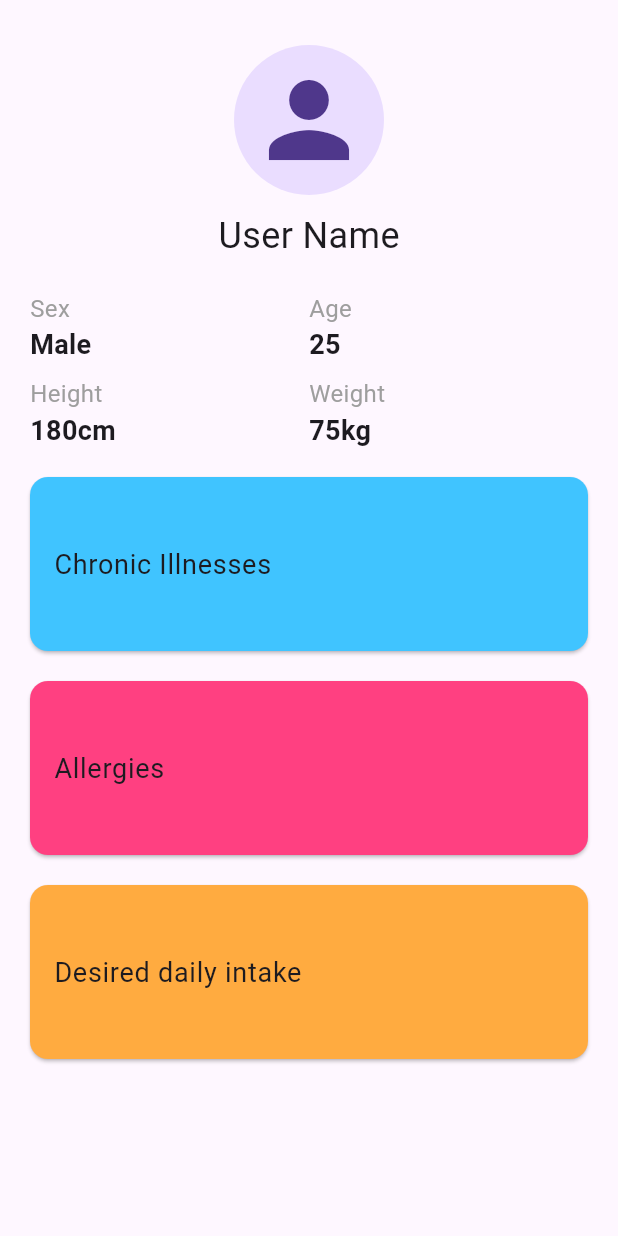
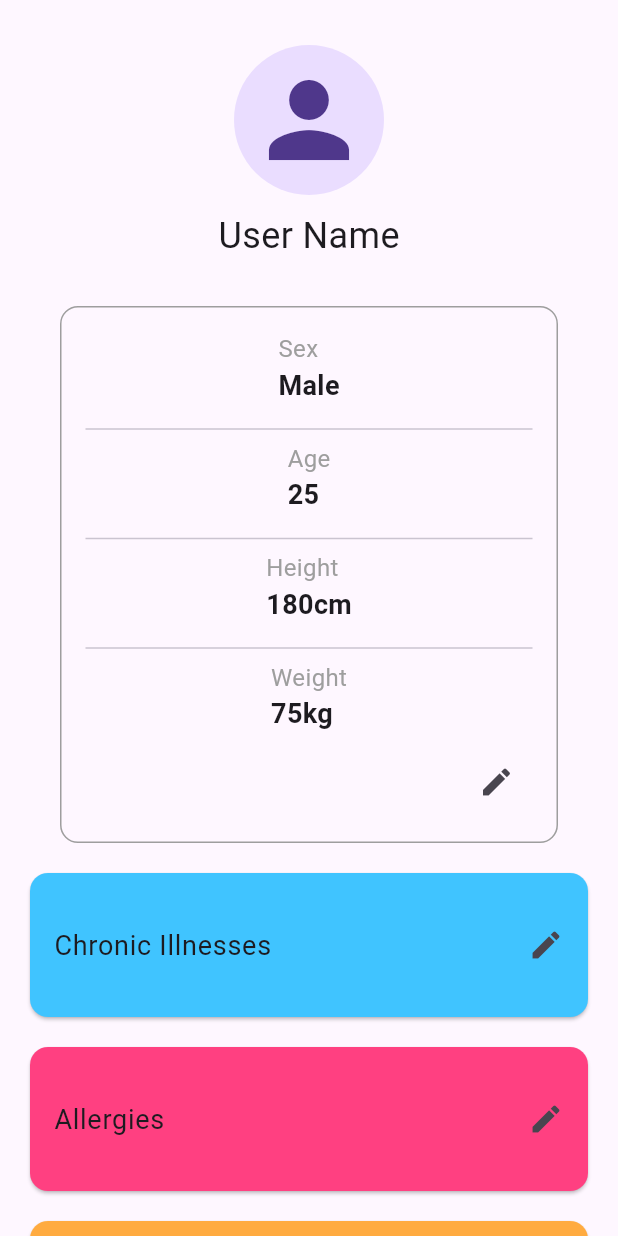
Before and after one commit to neoman-omyeon-go/Bigsasimi_FrontEnd, a Flutter app: the Profile screen opened directly, on a phone screen of 412 x 824 dp. Run offline on Flutter 3.47's test engine with Material 3 defaults, Android fonts, the phone set to English and light mode, and no system bars; our stand-ins replace dio, flutter_native_splash, flutter_secure_storage, fluttertoast; missing offline and left inert: dart:js, dart:js_interop; accounts and stored records are empty.

Commit message:
Profile edit ontab icon made

```diff
--- a/lib/profile.dart
+++ b/lib/profile.dart
@@ -15,7 +15,10 @@ class _ProfileState extends State<Profile> {
           SizedBox(height: 30),
           CircleAvatar(
             radius: 50,
-            child: Icon(Icons.person, size: 80),
+            child: GestureDetector(
+              onTap: _editProfilePicture,
+              child: Icon(Icons.person, size: 80),
+            ),
           ),
           SizedBox(height: 10),
           Center(child: Text('User Name', style: TextStyle(fontSize: 24))),
@@ -24,31 +27,36 @@ class _ProfileState extends State<Profile> {
             padding: const EdgeInsets.symmetric(horizontal: 20),
             child: Column(
               children: <Widget>[
-                Row(
-                  mainAxisAlignment: MainAxisAlignment.spaceBetween,
-                  children: const <Widget>[
-                    Expanded(
-                      child: UserInfoRow(title: 'Sex', value: 'Male'),
-                    ),
-                    Expanded(
-                      child: UserInfoRow(title: 'Age', value: '25'),
-                    ),
-                  ],
+                UserInfoSection(
+                  sex: 'Male',
+                  age: '25',
+                  height: '180cm',
+                  weight: '75kg',
+                  onEdit: () {
+                    // UserInfoSection의 Edit 버튼을 클릭했을 때의 로직
+                  },
                 ),
-                Row(
-                  mainAxisAlignment: MainAxisAlignment.spaceBetween,
-                  children: const <Widget>[
-                    Expanded(
-                      child: UserInfoRow(title: 'Height', value: '180cm'),
-                    ),
-                    Expanded(
-                      child: UserInfoRow(title: 'Weight', value: '75kg'),
-                    ),
-                  ],
+                ProfileSectionButton(
+                  title: 'Chronic Illnesses',
+                  color: Colors.lightBlueAccent,
+                  onTap: () {
+                    // Chronic Illnesses 섹션의 Edit 버튼을 클릭했을 때의 로직
+                  },
                 ),
-                ProfileSectionButton(title: 'Chronic Illnesses', color: Colors.lightBlueAccent),
-                ProfileSectionButton(title: 'Allergies', color: Colors.pinkAccent),
-                ProfileSectionButton(title: 'Desired daily intake', color: Colors.orangeAccent),
+                ProfileSectionButton(
+                  title: 'Allergies',
+                  color: Colors.pinkAccent,
+                  onTap: () {
+                    // Allergies 섹션의 Edit 버튼을 클릭했을 때의 로직
+                  },
+                ),
+                ProfileSectionButton(
+                  title: 'Desired daily intake',
+                  color: Colors.orangeAccent,
+                  onTap: () {
+                    // Desired daily intake 섹션의 Edit 버튼을 클릭했을 때의 로직
+                  },
+                ),
               ],
             ),
           ),
@@ -56,7 +64,66 @@ class _ProfileState extends State<Profile> {
       ),
     );
   }
+
+  void _editProfilePicture() async {
+    // image_picker 패키지를 사용하여 이미지를 선택하고 setState로 업데이트하는 로직을 추가
+  }
+
+  void _editSection(String title) {
+    // 각 섹션의 정보를 입력할 수 있는 화면으로 이동하는 로직을 추가
+  }
 }
+
+class EditableUserInfoRow extends StatefulWidget {
+  final String title;
+  final String value;
+
+  const EditableUserInfoRow({
+    Key? key,
+    required this.title,
+    required this.value,
+  }) : super(key: key);
+
+  @override
+  _EditableUserInfoRowState createState() => _EditableUserInfoRowState();
+}
+
+class _EditableUserInfoRowState extends State<EditableUserInfoRow> {
+  late TextEditingController _controller;
+
+  @override
+  void initState() {
+    super.initState();
+    _controller = TextEditingController(text: widget.value);
+  }
+
+  @override
+  void dispose() {
+    _controller.dispose();
+    super.dispose();
+  }
+
+  @override
+  Widget build(BuildContext context) {
+    return Row(
+      children: <Widget>[
+        Expanded(child: Text(widget.title, style: TextStyle(fontSize: 18))),
+        Expanded(
+          child: TextFormField(
+            controller: _controller,
+            decoration: InputDecoration(
+              isDense: true,
+              contentPadding: EdgeInsets.symmetric(vertical: 10, horizontal: 10),
+              border: OutlineInputBorder(),
+            ),
+          ),
+        ),
+      ],
+    );
+  }
+}
+
+
 
 class UserInfoRow extends StatelessWidget {
   final String title;
@@ -82,8 +149,14 @@ class UserInfoRow extends StatelessWidget {
 class ProfileSectionButton extends StatelessWidget {
   final String title;
   final Color color;
+  final VoidCallback onTap;
 
-  const ProfileSectionButton({Key? key, required this.title, required this.color}) : super(key: key);
+  const ProfileSectionButton({
+    Key? key,
+    required this.title,
+    required this.color,
+    required this.onTap,
+  }) : super(key: key);
 
   @override
   Widget build(BuildContext context) {
@@ -91,12 +164,58 @@ class ProfileSectionButton extends StatelessWidget {
       color: color,
       margin: EdgeInsets.symmetric(vertical: 10),
       child: ListTile(
-        contentPadding: EdgeInsets.symmetric(vertical: 30.0, horizontal: 16.0),
+        contentPadding: EdgeInsets.symmetric(vertical: 20.0, horizontal: 16.0),
         title: Text(title, style: TextStyle(fontSize: 18)),
-        onTap: () {
-          // 해당 섹션 클릭시 동작 추가
-        },
+        trailing: Icon(Icons.edit),
+        onTap: onTap,
       ),
     );
   }
 }
+
+class UserInfoSection extends StatelessWidget {
+  final String sex;
+  final String age;
+  final String height;
+  final String weight;
+  final VoidCallback onEdit;
+
+  const UserInfoSection({
+    Key? key,
+    required this.sex,
+    required this.age,
+    required this.height,
+    required this.weight,
+    required this.onEdit,
+  }) : super(key: key);
+
+  @override
+  Widget build(BuildContext context) {
+    return Container(
+      padding: EdgeInsets.all(16),
+      margin: EdgeInsets.symmetric(horizontal: 20, vertical: 10),
+      decoration: BoxDecoration(
+        border: Border.all(color: Colors.grey),
+        borderRadius: BorderRadius.circular(12),
+      ),
+      child: Column(
+        children: [
+          UserInfoRow(title: 'Sex', value: sex),
+          Divider(),
+          UserInfoRow(title: 'Age', value: age),
+          Divider(),
+          UserInfoRow(title: 'Height', value: height),
+          Divider(),
+          UserInfoRow(title: 'Weight', value: weight),
+          Align(
+            alignment: Alignment.centerRight,
+            child: IconButton(
+              icon: Icon(Icons.edit),
+              onPressed: onEdit,
+            ),
+          ),
+        ],
+      ),
+    );
+  }
+}
```
